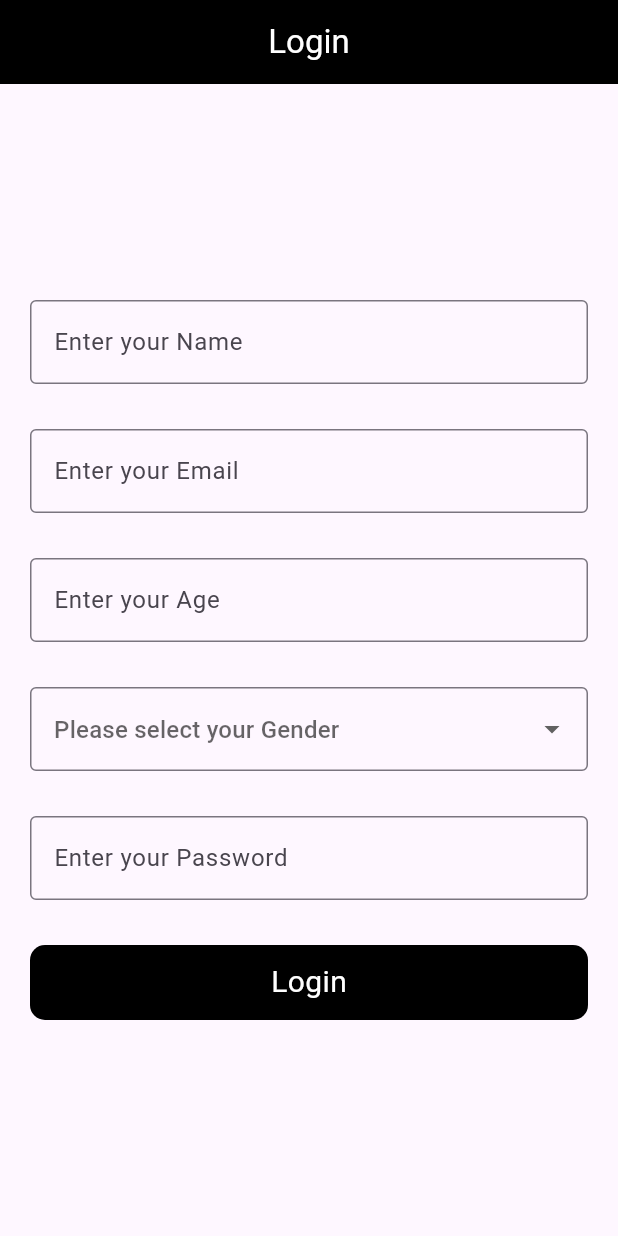
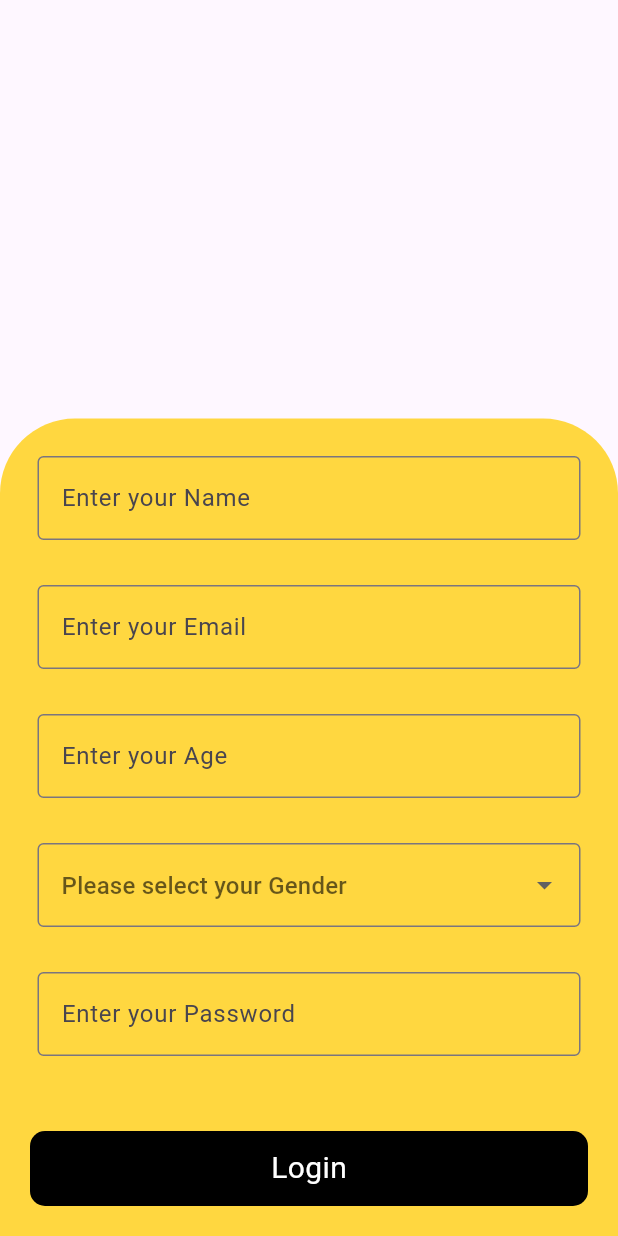
Before and after one commit to ZainR10/Flutter-Rooms, a Flutter app: the screen it shows after launch, on a phone screen of 412 x 824 dp. Run offline on Flutter 3.47's test engine with Material 3 defaults, Android fonts, the phone set to English and light mode, and no system bars; our stand-ins replace shared_preferences.

Commit message:
changed design for the login screen.

```diff
--- a/lib/login.dart
+++ b/lib/login.dart
@@ -1,4 +1,6 @@
 import 'package:flutter/material.dart';
+// import 'package:flutter/rendering.dart';
+// import 'package:flutter/widgets.dart';
 import 'package:flutter_rooms/student_screen.dart';
 import 'package:shared_preferences/shared_preferences.dart';
 
@@ -21,22 +23,21 @@ class _LoginState extends State<Login> {
   @override
   Widget build(BuildContext context) {
     return Scaffold(
-      appBar: AppBar(
-        automaticallyImplyLeading: false,
-        title: const Text(
-          'Login',
-          style: TextStyle(color: Colors.white),
-        ),
-        centerTitle: true,
-        backgroundColor: Colors.black,
-      ),
-      body: Padding(
-        padding: const EdgeInsets.symmetric(horizontal: 20),
-        child: Column(
-          mainAxisAlignment: MainAxisAlignment.center,
+      body: Column(
+        mainAxisAlignment: MainAxisAlignment.end,
         crossAxisAlignment: CrossAxisAlignment.center,
         children: [
-            Form(
+          Container(
+            decoration: const BoxDecoration(
+                borderRadius: BorderRadius.only(
+                    topLeft: Radius.circular(50),
+                    topRight: Radius.circular(50)),
+                color: Colors.amberAccent),
+            child: Column(
+              children: [
+                Padding(
+                  padding: const EdgeInsets.all(25),
+                  child: Form(
                     key: formData,
                     child: Column(
                       children: [
@@ -74,7 +75,8 @@ class _LoginState extends State<Login> {
                             if (value == null || value.isEmpty) {
                               return "Email field cannot be empty";
                             }
-                      if (!value.contains('@') || !value.contains('.com')) {
+                            if (!value.contains('@') ||
+                                !value.contains('.com')) {
                               return "Invalid email address";
                             }
                             return null;
@@ -148,19 +150,25 @@ class _LoginState extends State<Login> {
                       ],
                     ),
                   ),
-            const SizedBox(height: 30),
+                ),
+                const SizedBox(height: 5),
                 InkWell(
                   onTap: () async {
-                SharedPreferences sp = await SharedPreferences.getInstance();
+                    SharedPreferences sp =
+                        await SharedPreferences.getInstance();
                     sp.setString('email', emailController.text.toString());
                     sp.setString('age', ageController.text.toString());
                     sp.setBool('isLogin', true);
 
                     if (formData.currentState!.validate()) {
-                  Navigator.push(context,
-                      MaterialPageRoute(builder: (context) => const Student()));
+                      Navigator.push(
+                          context,
+                          MaterialPageRoute(
+                              builder: (context) => const Student()));
                     }
                   },
+                  child: Padding(
+                    padding: const EdgeInsets.all(20),
                     child: Container(
                       decoration: BoxDecoration(
                           borderRadius: BorderRadius.circular(10),
@@ -175,10 +183,13 @@ class _LoginState extends State<Login> {
                         ),
                       ),
                     ),
+                  ),
                 )
               ],
             ),
           ),
+        ],
+      ),
     );
   }
 }
```
Lines whose indentation alone changed are shown as unchanged.
